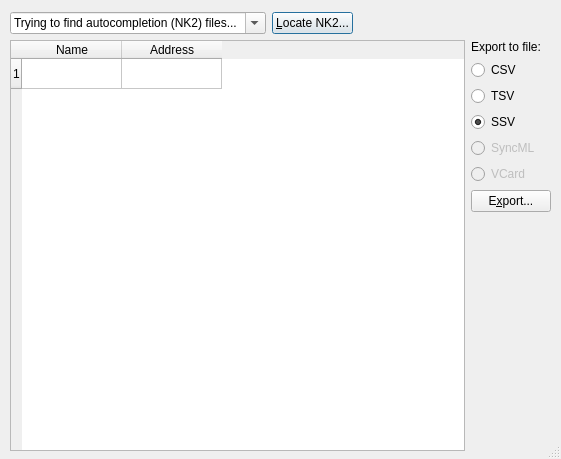
Qt form debunk2.ui (Ravenco/debunk2) before a commit.
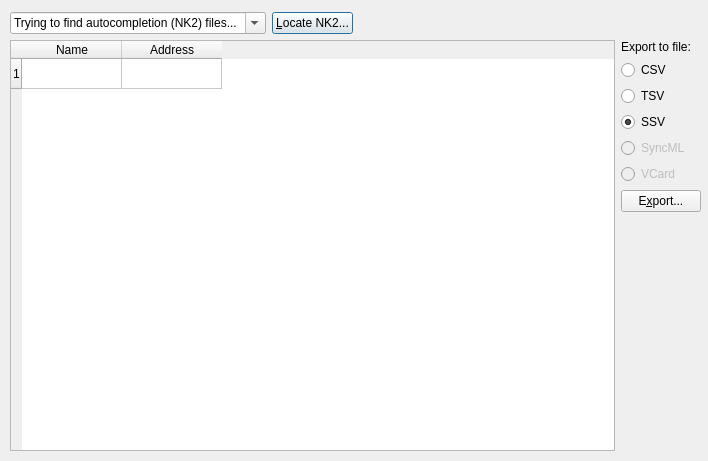
The same form after that commit.

Commit message: Wider table of records

The edit to the form file:
```diff
--- a/debunk2.ui
+++ b/debunk2.ui
@@ -5,22 +5,22 @@
    <rect>
     <x>0</x>
     <y>0</y>
-    <width>561</width>
-    <height>459</height>
+    <width>708</width>
+    <height>461</height>
    </rect>
   </property>
   <property name="windowTitle" >
    <string>debuNK2</string>
   </property>
   <property name="sizeGripEnabled" >
-   <bool>true</bool>
+   <bool>false</bool>
   </property>
-  <widget class="QWidget" name="" >
+  <widget class="QWidget" name="layoutWidget" >
    <property name="geometry" >
     <rect>
      <x>10</x>
      <y>12</y>
-     <width>541</width>
+     <width>691</width>
      <height>439</height>
     </rect>
    </property>
@@ -156,7 +156,7 @@
      <widget class="QTableWidget" name="parsedTable" >
       <property name="minimumSize" >
        <size>
-        <width>450</width>
+        <width>600</width>
         <height>400</height>
        </size>
       </property>
```
The commit also changes 1 other file.
